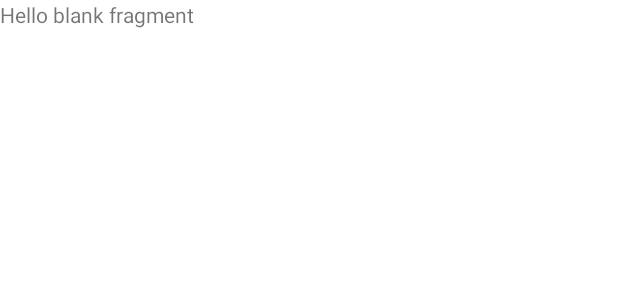
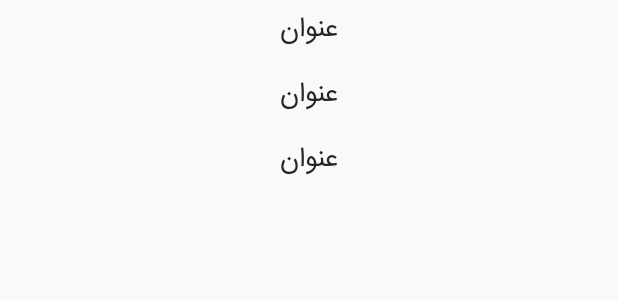
Before and after one commit to fhkhd/HazratKhadijeJAVA, an Android app: the layout fragment_search.xml on its own in the app's theme, with its tools: preview values and no code run, on a phone screen of 412 x 824 dp. Shown: the top 300 px of the screen. Run offline under Robolectric (Android 15) with nearby library versions, the phone set to English and light mode, and no system bars.

Commit message:
set fragment search xml

```diff
--- a/app/src/main/res/layout/fragment_search.xml
+++ b/app/src/main/res/layout/fragment_search.xml
@@ -1,14 +1,17 @@
 <?xml version="1.0" encoding="utf-8"?>
-<FrameLayout xmlns:android="http://schemas.android.com/apk/res/android"
+<RelativeLayout xmlns:android="http://schemas.android.com/apk/res/android"
     xmlns:tools="http://schemas.android.com/tools"
     android:layout_width="match_parent"
     android:layout_height="match_parent"
+    android:background="@color/back_white"
+    xmlns:app="http://schemas.android.com/apk/res-auto"
     tools:context=".SearchFragment">
 
-    <!-- TODO: Update blank fragment layout -->
-    <TextView
+    <androidx.recyclerview.widget.RecyclerView
+        android:id="@+id/recycler_search"
         android:layout_width="match_parent"
-        android:layout_height="match_parent"
-        android:text="@string/hello_blank_fragment" />
+        android:layout_height="wrap_content"
+        app:layoutManager="androidx.recyclerview.widget.GridLayoutManager"
+        tools:listitem="@layout/search_item"/>
 
-</FrameLayout>
+</RelativeLayout>
```
